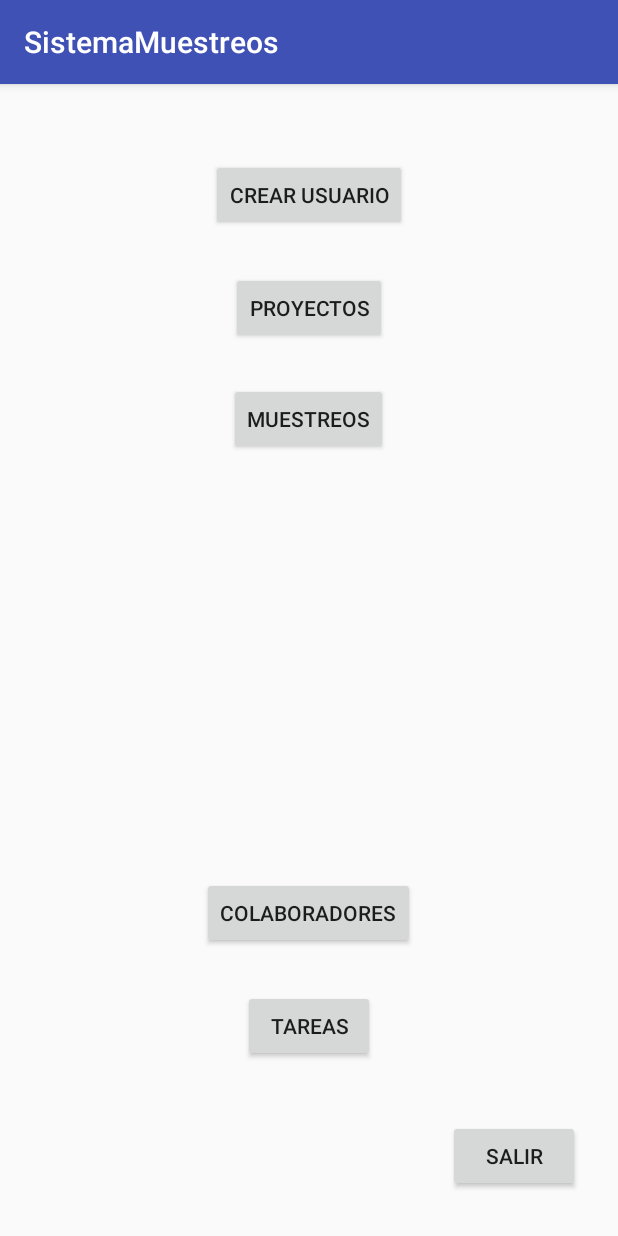
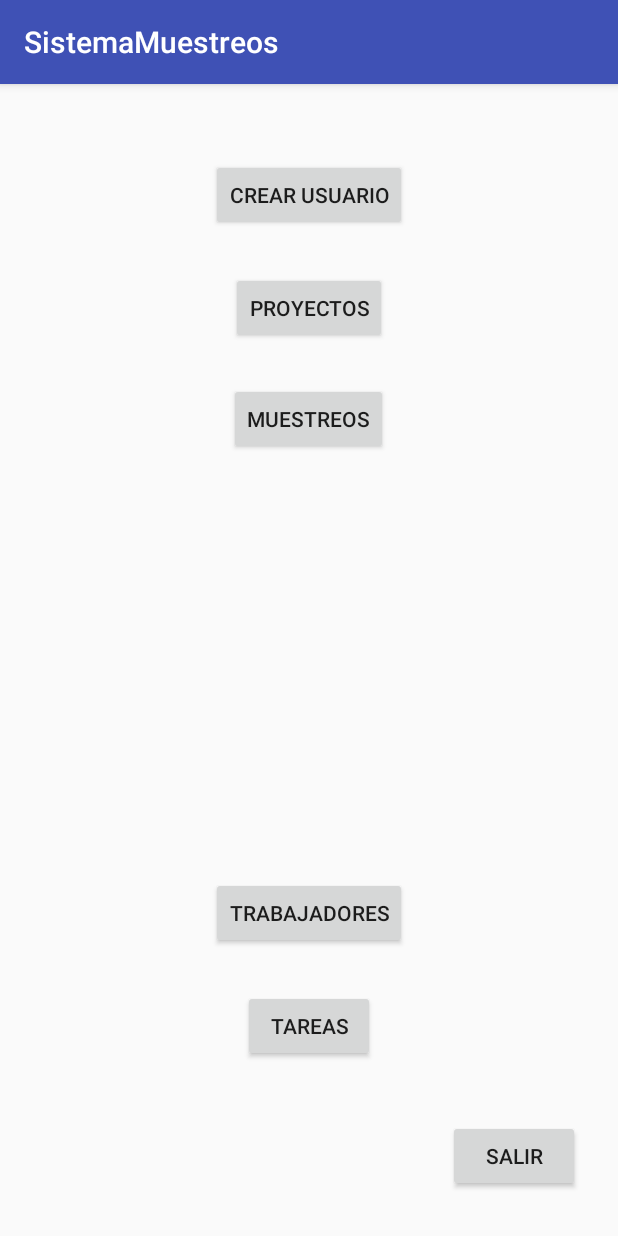
Before and after one commit to LightDragooon/SistemaMuestreos, an Android app: the MenuAdministrador screen opened directly, with no data from a screen before it, on a phone screen of 412 x 824 dp. Run offline under Robolectric (Android 15) with nearby library versions, the phone set to English and light mode, and no system bars.

Commit message:
Se agrega la pantalla crear trabajadores, se cambia el nombre del boton de trabajadores en menuAdministrador

```diff
--- a/app/src/main/AndroidManifest.xml
+++ b/app/src/main/AndroidManifest.xml
@@ -21,7 +21,8 @@
         <activity android:name=".MenuAdministrador" />
         <activity android:name=".MenuAsistente" />
         <activity android:name=".CrearUsuario" />
-        <activity android:name=".crear_proyecto"></activity>
+        <activity android:name=".crear_proyecto" />
+        <activity android:name=".crear_trabajador"></activity>
     </application>
 
 </manifest>
--- a/app/src/main/res/layout/activity_menu_administrador.xml
+++ b/app/src/main/res/layout/activity_menu_administrador.xml
@@ -33,13 +33,13 @@
         android:text="Muestreos" />
 
     <Button
-        android:id="@+id/btn_Colaboradores"
+        android:id="@+id/btn_Trabajadores"
         android:layout_width="wrap_content"
         android:layout_height="wrap_content"
         android:layout_alignParentBottom="true"
         android:layout_centerHorizontal="true"
         android:layout_marginBottom="191dp"
-        android:text="Colaboradores" />
+        android:text="Trabajadores" />
 
     <Button
         android:id="@+id/btn_Tareas"
```
Also changed, not shown: app/src/main/java/gruporeque/sistemamuestreos/crear_trabajador.java (added, +14 -0 lines), app/src/main/res/layout/activity_crear_trabajador.xml (added, +9 -0 lines).
